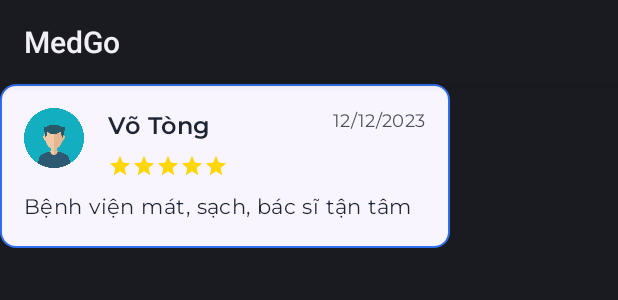
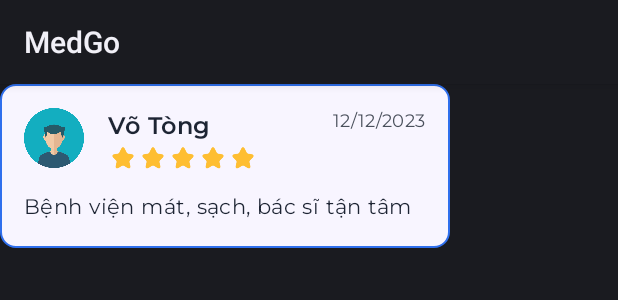
Before and after one commit to hongcer11/MedGo, an Android app: the layout item_review.xml on its own in the app's theme, with its tools: preview values and no code run, on a phone screen of 412 x 824 dp. Shown: the top 300 px of the screen. Run offline under Robolectric (Android 15) with nearby library versions, the phone set to English and light mode, and no system bars.

Commit message:
sửa card

```diff
--- a/app/src/main/res/layout/doctor_item.xml
+++ b/app/src/main/res/layout/doctor_item.xml
@@ -14,7 +14,8 @@
     <androidx.constraintlayout.widget.ConstraintLayout
         android:layout_width="match_parent"
         android:layout_height="wrap_content"
-        android:paddingBottom="16dp">
+        android:paddingBottom="16dp"
+        android:background="@color/white_primary">
 
         <androidx.cardview.widget.CardView
             android:id="@+id/doctorImageContainer"
@@ -205,6 +206,7 @@
             android:textAllCaps="false"
             style="@style/TextBody1_600"
             android:text="Đặt khám"
+            android:gravity="center"
             android:textColor="@color/white_primary"
             app:layout_constraintEnd_toEndOf="parent"
             app:layout_constraintStart_toStartOf="parent"
--- a/app/src/main/res/layout/item_review.xml
+++ b/app/src/main/res/layout/item_review.xml
@@ -6,15 +6,16 @@
     android:layout_height="wrap_content"
     android:padding="16dp"
     android:layout_marginEnd="8dp"
-    android:background="@drawable/round_corner_background"> <com.google.android.material.imageview.ShapeableImageView
+    android:background="@drawable/round_corner_background">
+
+    <com.google.android.material.imageview.ShapeableImageView
     android:id="@+id/imageViewAvatar"
     android:layout_width="40dp"
     android:layout_height="40dp"
     android:scaleType="centerCrop"
     android:src="@drawable/avatar"
     app:layout_constraintStart_toStartOf="parent"
-    app:layout_constraintTop_toTopOf="parent"
-    tools:srcCompat="@tools:sample/avatars"/>
+    app:layout_constraintTop_toTopOf="parent" />
 
     <TextView
         android:id="@+id/textViewName"
@@ -38,18 +39,35 @@
         app:layout_constraintEnd_toEndOf="parent"
         app:layout_constraintTop_toTopOf="@id/textViewName" />
 
-    <RatingBar
-        android:layout_marginTop="5dp"
+    <LinearLayout
         android:id="@+id/ratingBar"
-        style="?android:attr/ratingBarStyleSmall"
         android:layout_width="wrap_content"
         android:layout_height="wrap_content"
-        android:numStars="5"
-        android:rating="5"
-        android:stepSize="1"
-        android:progressTint="#FFD700" android:layout_marginStart="16dp"
-        app:layout_constraintStart_toEndOf="@id/imageViewAvatar"
-        app:layout_constraintTop_toBottomOf="@id/textViewName" />
+        android:layout_marginStart="56dp"
+        android:orientation="horizontal"
+        app:layout_constraintStart_toStartOf="@+id/imageViewAvatar"
+        app:layout_constraintTop_toBottomOf="@+id/textViewName">
+
+        <ImageView
+            style="@style/RatingStar"
+            android:src="@drawable/star" />
+
+        <ImageView
+            style="@style/RatingStar"
+            android:src="@drawable/star" />
+
+        <ImageView
+            style="@style/RatingStar"
+            android:src="@drawable/star" />
+
+        <ImageView
+            style="@style/RatingStar"
+            android:src="@drawable/star" />
+
+        <ImageView
+            style="@style/RatingStar"
+            android:src="@drawable/star" />
+    </LinearLayout>
 
     <TextView
         android:id="@+id/textViewReviewContent"
--- a/app/src/main/res/layout/khoa_item.xml
+++ b/app/src/main/res/layout/khoa_item.xml
@@ -14,7 +14,8 @@
     <androidx.constraintlayout.widget.ConstraintLayout
         android:layout_width="match_parent"
         android:layout_height="wrap_content"
-        android:paddingBottom="16dp">
+        android:paddingBottom="16dp"
+        android:background="@color/white_primary">
 
         <ImageView
             android:id="@+id/specialtyIcon"
@@ -131,6 +132,7 @@
             android:textAllCaps="false"
             style="@style/TextBody1_600"
             android:text="Đặt khám"
+            android:gravity="center"
             android:textColor="@color/white_primary"
             app:layout_constraintEnd_toEndOf="parent"
             app:layout_constraintStart_toStartOf="parent"
--- a/app/src/main/res/layout/recentbvviewitem.xml
+++ b/app/src/main/res/layout/recentbvviewitem.xml
@@ -1,7 +1,6 @@
 <?xml version="1.0" encoding="utf-8"?>
 <androidx.constraintlayout.widget.ConstraintLayout xmlns:android="http://schemas.android.com/apk/res/android"
     xmlns:app="http://schemas.android.com/apk/res-auto"
-    xmlns:tools="http://schemas.android.com/tools"
     android:layout_width="match_parent"
     android:layout_height="match_parent"
     android:background="#F8F9FA">
@@ -20,7 +19,8 @@
 
     <androidx.constraintlayout.widget.ConstraintLayout
         android:layout_width="match_parent"
-        android:layout_height="wrap_content">
+        android:layout_height="wrap_content"
+        android:background="@color/white_primary">
 
         <ImageView
             android:id="@+id/hospitalImage"
@@ -137,6 +137,7 @@
             android:paddingVertical="12dp"
             android:textAllCaps="false"
             style="@style/TextBody1_600"
+            android:gravity="center"
             android:text="Đặt khám"
             android:textColor="@color/white_primary"
             app:layout_constraintEnd_toEndOf="parent"
@@ -156,6 +157,7 @@
             android:paddingVertical="12dp"
             android:textColor="@color/primary_700"
             android:text="Xem chi tiết"
+            android:gravity="center"
             style="@style/TextBody1_600"
             app:layout_constraintBottom_toBottomOf="parent"
             app:layout_constraintEnd_toEndOf="parent"
```
Also changed, not shown: app/src/main/res/layout/bv_item.xml (+4 -3 lines).
